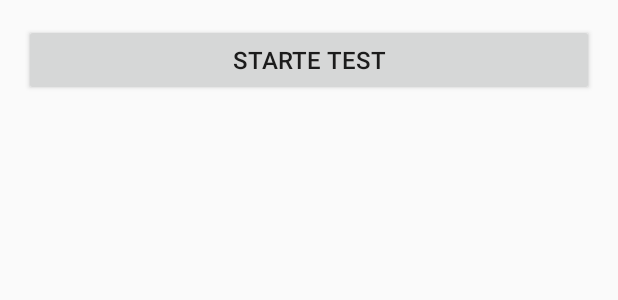
After one commit to Maja2807/VibApp, an Android app: the layout activity_interpretation_mode.xml on its own in the app's theme, with its tools: preview values and no code run, on a phone screen of 412 x 824 dp. The commit adds this screen. Shown: the top 300 px of the screen. Run offline under Robolectric (Android 15) with nearby library versions, the phone set to English and light mode, and no system bars.

Commit message:
Interpretationsttest hinzugefügt

```diff
--- a/app/src/main/AndroidManifest.xml
+++ b/app/src/main/AndroidManifest.xml
@@ -26,6 +26,7 @@
         </activity>
         <activity android:name=".home"/>
         <activity android:name=".ReactionTimeActivity"/>
+        <activity android:name=".InterpretationModeActivity"/>
 
     </application>
 
--- /dev/null
+++ b/app/src/main/res/layout/activity_interpretation_mode.xml
@@ -0,0 +1,39 @@
+<?xml version="1.0" encoding="utf-8"?>
+<LinearLayout xmlns:android="http://schemas.android.com/apk/res/android"
+    android:layout_width="match_parent"
+    android:layout_height="match_parent"
+    android:orientation="vertical"
+    android:padding="16dp">
+
+    <!-- Text, der den aktuellen Status des Tests anzeigt -->
+    <TextView
+        android:id="@+id/statusText"
+        android:layout_width="match_parent"
+        android:layout_height="wrap_content"
+        android:text="Warte auf Start"
+        android:textSize="18sp"
+        android:gravity="center"
+        android:layout_marginBottom="20dp"
+        android:visibility="gone" /> <!-- Dieser Text wird zur Anzeige des Status genutzt -->
+
+    <!-- Button zum Starten des Tests -->
+    <Button
+        android:id="@+id/startTestButton"
+        android:layout_width="match_parent"
+        android:layout_height="wrap_content"
+        android:text="Starte Test"
+        android:textSize="16sp"
+        android:layout_marginBottom="20dp" />
+
+    <!-- Zurück Button (wird während des Tests angezeigt, wenn der Test abgeschlossen ist) -->
+    <Button
+        android:id="@+id/backButton"
+        android:layout_width="wrap_content"
+        android:layout_height="wrap_content"
+        android:text="Zurück"
+        android:textSize="16sp"
+        android:layout_marginTop="20dp"
+        android:layout_gravity="center"
+        android:visibility="gone" /> <!-- Wird nach Abschluss des Tests angezeigt -->
+
+</LinearLayout>
```
Also changed, not shown: app/src/main/java/com/example/vib/InterpretationModeActivity.java (added, +122 -0 lines), app/src/main/java/com/example/vib/MainHome.java (+7 -0 lines), app/src/main/res/layout/mainhome.xml (+9 -0 lines).
